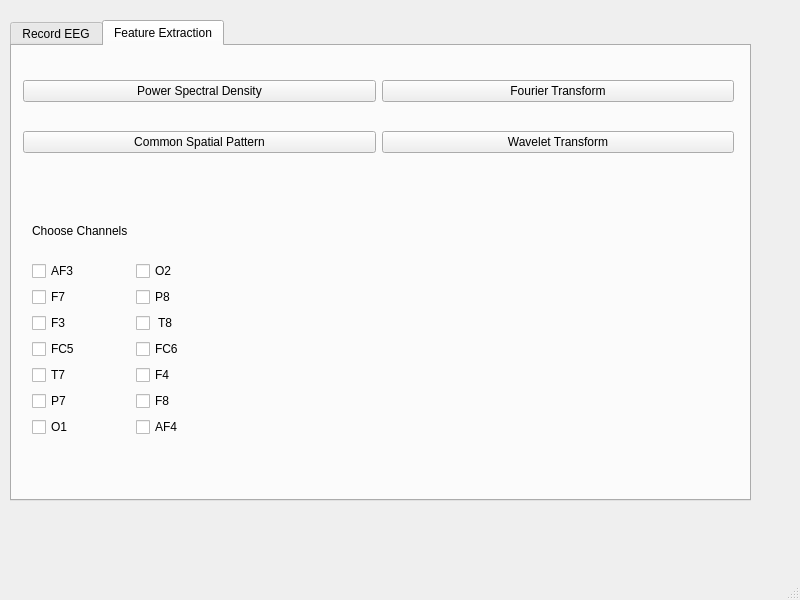
Above: prototype/trial1.ui from SaaamV/professorX before the change. Below: the same form after it.
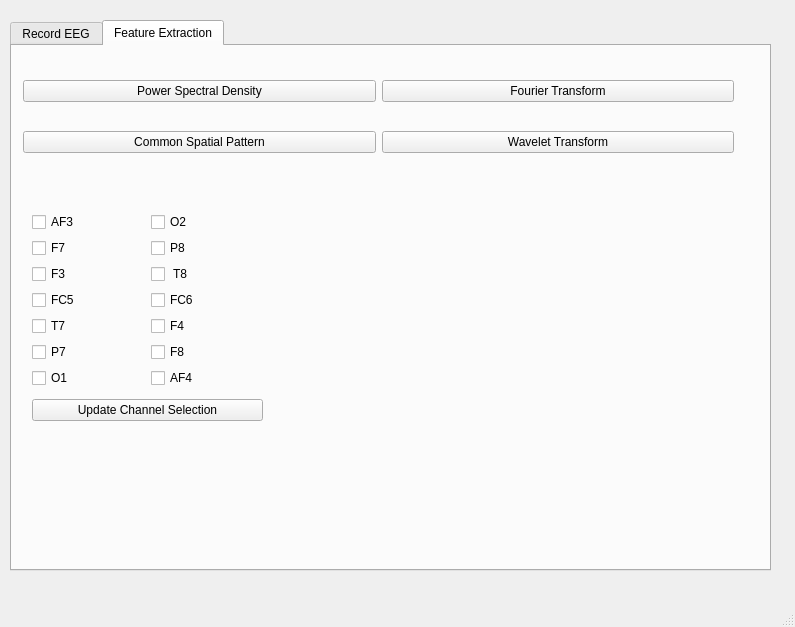
That is the form after the change.

Commit message: added channel choice

Patch:
```diff
--- a/prototype/trial1.ui
+++ b/prototype/trial1.ui
@@ -6,8 +6,8 @@
    <rect>
     <x>0</x>
     <y>0</y>
-    <width>800</width>
-    <height>600</height>
+    <width>795</width>
+    <height>627</height>
    </rect>
   </property>
   <property name="windowTitle">
@@ -19,8 +19,8 @@
      <rect>
       <x>10</x>
       <y>20</y>
-      <width>741</width>
-      <height>481</height>
+      <width>761</width>
+      <height>551</height>
      </rect>
     </property>
     <property name="currentIndex">
@@ -147,46 +147,18 @@
       <property name="geometry">
        <rect>
         <x>20</x>
-        <y>160</y>
-        <width>201</width>
-        <height>231</height>
+        <y>161</y>
+        <width>231</width>
+        <height>221</height>
        </rect>
       </property>
       <layout class="QVBoxLayout" name="verticalLayout">
-       <item>
-        <widget class="QLabel" name="label_4">
-         <property name="text">
-          <string>Choose Channels</string>
-         </property>
-        </widget>
-       </item>
        <item>
         <layout class="QGridLayout" name="gridLayout_3">
-         <item row="0" column="0">
-          <widget class="QCheckBox" name="checkBox">
+         <item row="3" column="1">
+          <widget class="QCheckBox" name="FC6">
            <property name="text">
-            <string>AF3</string>
-           </property>
-          </widget>
-         </item>
-         <item row="0" column="1">
-          <widget class="QCheckBox" name="checkBox_8">
-           <property name="text">
-            <string>O2</string>
-           </property>
-          </widget>
-         </item>
-         <item row="1" column="0">
-          <widget class="QCheckBox" name="checkBox_2">
-           <property name="text">
-            <string>F7</string>
-           </property>
-          </widget>
-         </item>
-         <item row="1" column="1">
-          <widget class="QCheckBox" name="checkBox_9">
-           <property name="text">
-            <string>P8</string>
+            <string>FC6</string>
            </property>
           </widget>
          </item>
@@ -197,10 +169,31 @@
            </property>
           </widget>
          </item>
-         <item row="2" column="1">
-          <widget class="QCheckBox" name="checkBox_10">
+         <item row="6" column="1">
+          <widget class="QCheckBox" name="AF4">
            <property name="text">
-            <string> T8</string>
+            <string>AF4</string>
+           </property>
+          </widget>
+         </item>
+         <item row="5" column="1">
+          <widget class="QCheckBox" name="F8">
+           <property name="text">
+            <string>F8</string>
+           </property>
+          </widget>
+         </item>
+         <item row="5" column="0">
+          <widget class="QCheckBox" name="P7">
+           <property name="text">
+            <string>P7</string>
+           </property>
+          </widget>
+         </item>
+         <item row="0" column="0">
+          <widget class="QCheckBox" name="AF3">
+           <property name="text">
+            <string>AF3</string>
            </property>
           </widget>
          </item>
@@ -211,10 +204,10 @@
            </property>
           </widget>
          </item>
-         <item row="3" column="1">
-          <widget class="QCheckBox" name="checkBox_11">
+         <item row="1" column="0">
+          <widget class="QCheckBox" name="F7">
            <property name="text">
-            <string>FC6</string>
+            <string>F7</string>
            </property>
           </widget>
          </item>
@@ -232,20 +225,6 @@
            </property>
           </widget>
          </item>
-         <item row="5" column="0">
-          <widget class="QCheckBox" name="checkBox_6">
-           <property name="text">
-            <string>P7</string>
-           </property>
-          </widget>
-         </item>
-         <item row="5" column="1">
-          <widget class="QCheckBox" name="checkBox_13">
-           <property name="text">
-            <string>F8</string>
-           </property>
-          </widget>
-         </item>
          <item row="6" column="0">
           <widget class="QCheckBox" name="checkBox_7">
            <property name="text">
@@ -253,15 +232,36 @@
            </property>
           </widget>
          </item>
-         <item row="6" column="1">
-          <widget class="QCheckBox" name="checkBox_14">
+         <item row="1" column="1">
+          <widget class="QCheckBox" name="P8">
            <property name="text">
-            <string>AF4</string>
+            <string>P8</string>
+           </property>
+          </widget>
+         </item>
+         <item row="2" column="1">
+          <widget class="QCheckBox" name="T8">
+           <property name="text">
+            <string> T8</string>
+           </property>
+          </widget>
+         </item>
+         <item row="0" column="1">
+          <widget class="QCheckBox" name="O2">
+           <property name="text">
+            <string>O2</string>
            </property>
           </widget>
          </item>
         </layout>
        </item>
+       <item>
+        <widget class="QPushButton" name="pushButton_7">
+         <property name="text">
+          <string>Update Channel Selection</string>
+         </property>
+        </widget>
+       </item>
       </layout>
      </widget>
     </widget>
```
Left out of the diff: 12 changed lines with no effect on the pictures. The commit also changes 7 other files.
